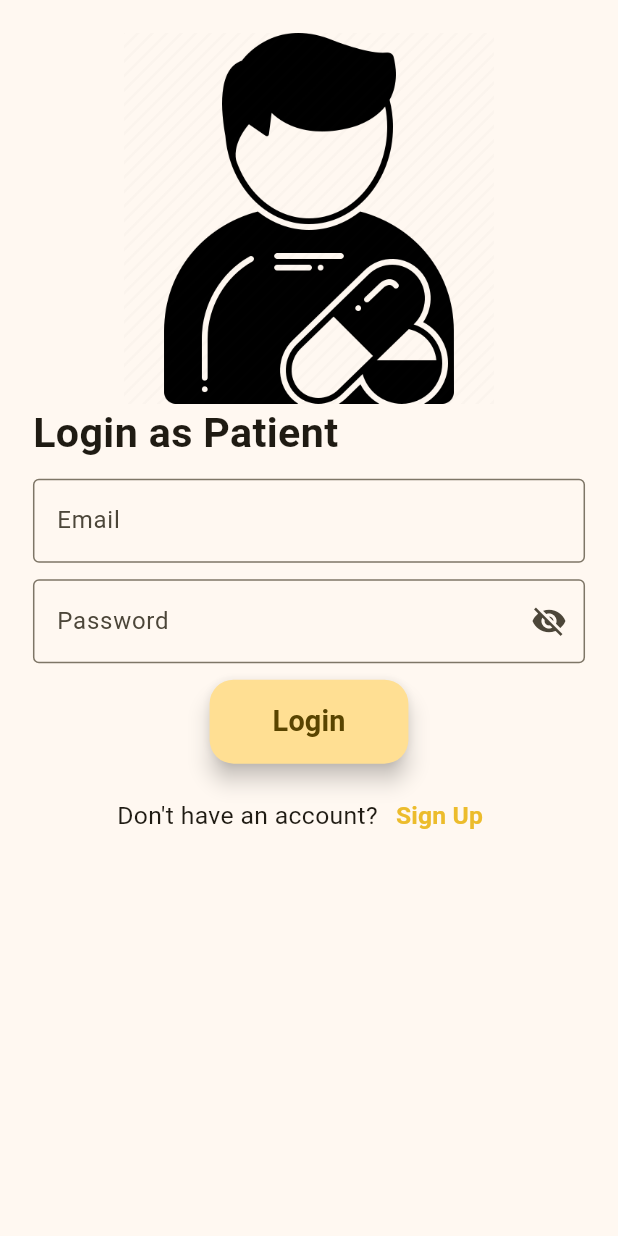
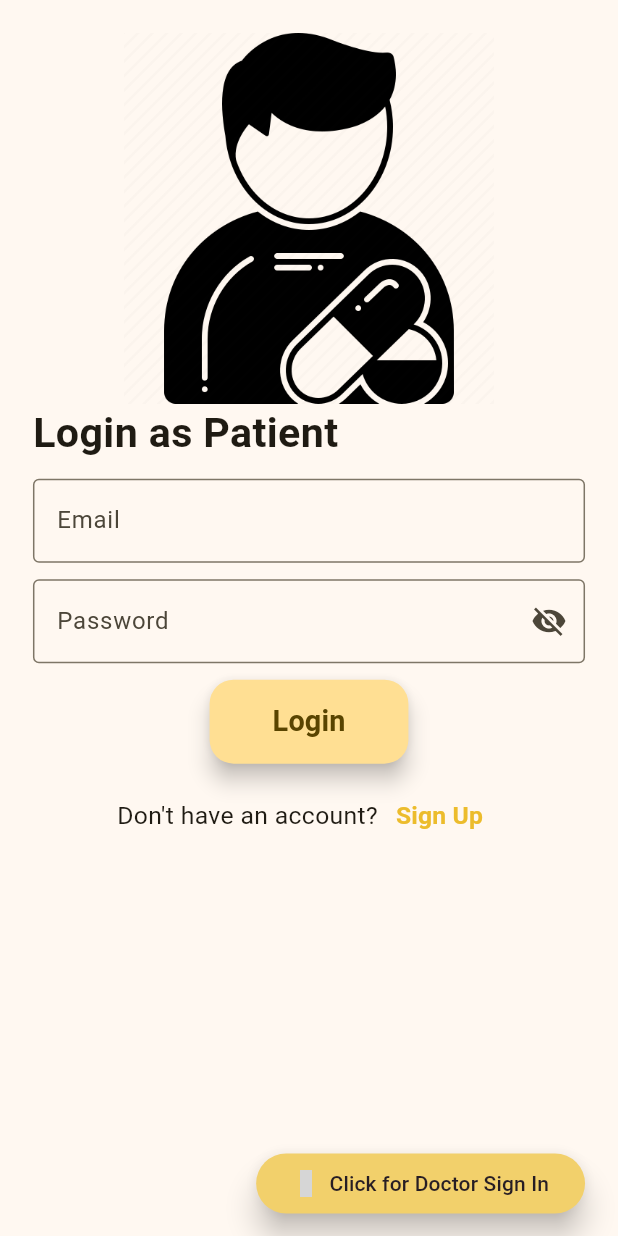
Before and after one commit to jonathanjohn47/faridia_healthcare, a Flutter app: the PatientSignInPage screen opened directly, on a phone screen of 412 x 824 dp. Run offline on Flutter 3.47's test engine with Material 3 defaults, Android fonts, the phone set to English and light mode, and no system bars; our stand-ins replace auto_size_text, cloud_firestore, firebase_auth, firebase_core, firebase_messaging, firebase_storage and 5 more; missing offline and left inert: zego_uikit_prebuilt_call; accounts and stored records are empty; grey boxes are pictures that could not be loaded.

```diff
--- a/lib/features/auth/sign_in/ui/patient_sign_in.dart
+++ b/lib/features/auth/sign_in/ui/patient_sign_in.dart
@@ -1,6 +1,9 @@
 import 'package:faridia_healthcare/features/auth/sign_in/get_controller/patient_sign_in_get_controller.dart';
+import 'package:faridia_healthcare/features/auth/sign_in/ui/doctor_sign_in.dart';
+import 'package:faridia_healthcare/widgets/standard_button.dart';
 import 'package:flutter/material.dart';
 import 'package:get/get.dart';
+import 'package:material_design_icons_flutter/material_design_icons_flutter.dart';
 import 'package:sizer/sizer.dart';
 
 import '../../../../core/app_colors.dart';
@@ -23,6 +26,9 @@ class PatientSignInPage extends StatelessWidget {
       ),
       body: Padding(
         padding: EdgeInsets.symmetric(horizontal: 16.sp, vertical: 8.0.sp),
+        child: Column(
+          children: [
+            Expanded(
               child: Form(
                 key: getController.formKey,
                 child: ListView(
@@ -142,6 +148,21 @@ class PatientSignInPage extends StatelessWidget {
                 ),
               ),
             ),
+            Row(
+              mainAxisAlignment: MainAxisAlignment.end,
+              children: [
+                StandardButton(
+                  onPressed: () {
+                    Get.offAll(() => DoctorSignInPage());
+                  },
+                  title: "Click for Doctor Sign In",
+                  icon: MdiIcons.doctor,
+                ),
+              ],
+            )
+          ],
+        ),
+      ),
     );
   }
 }
--- a/lib/main.dart
+++ b/lib/main.dart
@@ -1,4 +1,4 @@
-import 'package:faridia_healthcare/features/auth/select_profile/ui/select_profile_page.dart';
+import 'package:faridia_healthcare/features/splash/ui/splash_page.dart';
 import 'package:firebase_core/firebase_core.dart';
 import 'package:firebase_messaging/firebase_messaging.dart';
 import 'package:flutter/material.dart';
@@ -58,7 +58,7 @@ class MyApp extends StatelessWidget {
           primarySwatch: AppColors.primary,
           secondaryHeaderColor: AppColors.secondary,
         ),
-        home: SelectProfilePage(),
+        home: SplashPage(),
       );
     });
   }
--- /dev/null
+++ b/lib/widgets/standard_button.dart
@@ -0,0 +1,35 @@
+import 'package:flutter/material.dart';
+import 'package:sizer/sizer.dart';
+
+import '../core/app_colors.dart';
+
+class StandardButton extends StatelessWidget {
+  final Function() onPressed;
+  final String title;
+  final IconData? icon;
+
+  const StandardButton(
+      {super.key, required this.onPressed, required this.title, this.icon});
+
+  @override
+  Widget build(BuildContext context) {
+    return ElevatedButton(
+      style: ElevatedButton.styleFrom(
+          backgroundColor: AppColors.primary.shade200,
+          foregroundColor: AppColors.secondary,
+          elevation: 1.h),
+      onPressed: onPressed,
+      child: icon == null
+          ? Text(title)
+          : Row(
+              children: [
+                Icon(icon),
+                SizedBox(
+                  width: 5.sp,
+                ),
+                Text(title)
+              ],
+            ),
+    );
+  }
+}
--- a/pubspec.yaml
+++ b/pubspec.yaml
@@ -53,7 +53,7 @@ dependencies:
   uuid: ^4.2.2
   googleapis_auth: ^1.4.1
   firebase_messaging: ^14.6.4
-  zego_uikit_prebuilt_call: ^3.18.1
+  zego_uikit_prebuilt_call: ^4.4.3
 
 dev_dependencies:
   flutter_test:
```
Also changed, not shown: lib/features/splash/get_controllers/splash_get_controller.dart (added, +61 -0 lines), lib/features/splash/ui/splash_page.dart (added, +19 -0 lines), pubspec.lock. Lines whose indentation alone changed are shown as unchanged.
